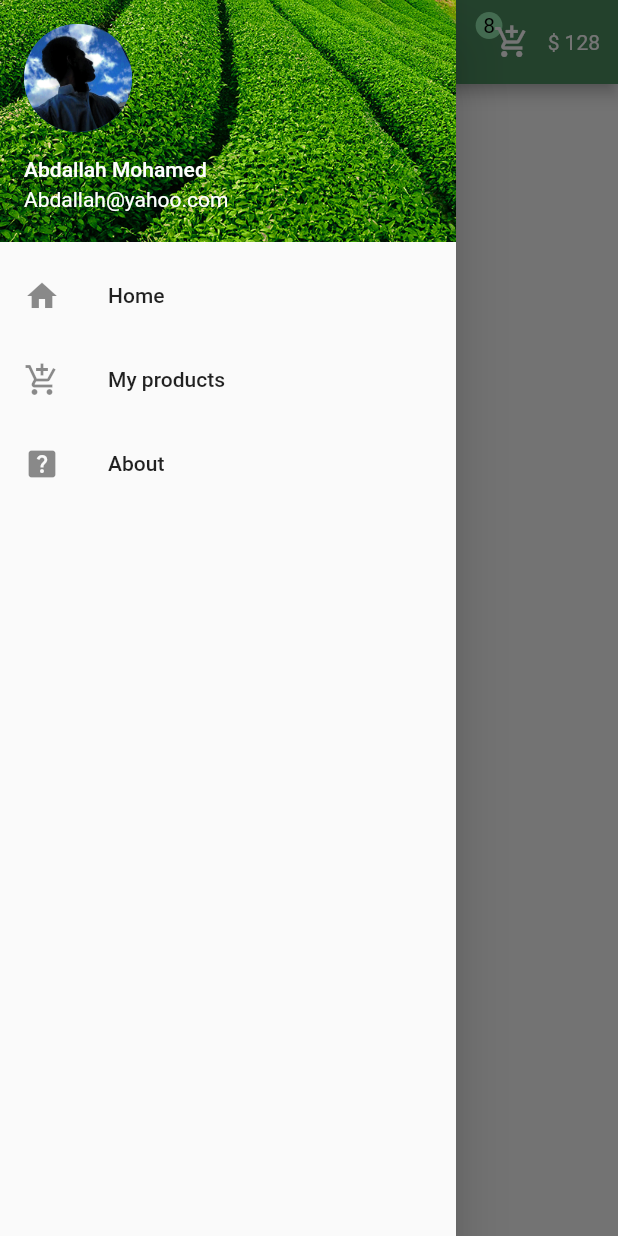
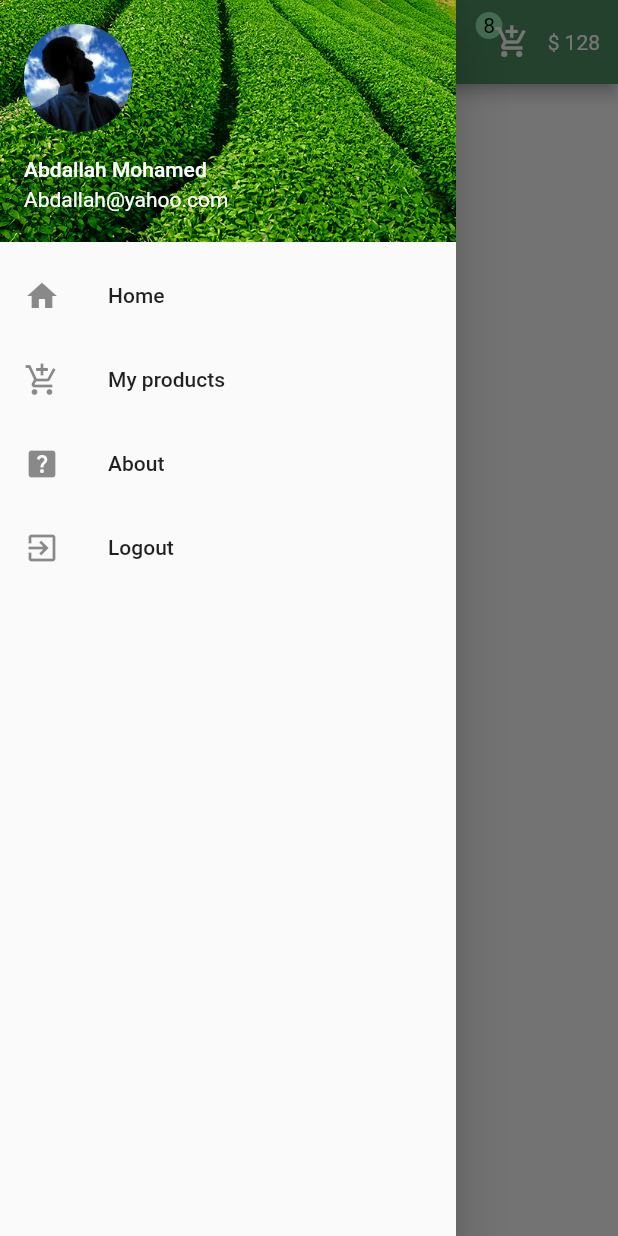
Before and after one commit to Abdallah-Mohamed-Abdallah-AbdulRazzaq/flower_app, a Flutter app: the screen it shows after launch, with the side drawer open, on a phone screen of 412 x 824 dp. Run offline on Flutter 3.47's test engine with Material 2 defaults, Android fonts, the phone set to English and light mode, and no system bars.

Commit message:
Add the third ListTile ( Logout )

```diff
--- a/lib/pages/home.dart
+++ b/lib/pages/home.dart
@@ -27,6 +27,7 @@ class Home extends StatelessWidget {
           ListTile(title: Text("Home"), leading: Icon(Icons.home), onTap: () {}),
           ListTile(title: Text("My products"),leading: Icon(Icons.add_shopping_cart),onTap: () {}),
           ListTile(title: Text("About"),leading: Icon(Icons.help_center),onTap: () {}),
+          ListTile(title: Text("Logout"),leading: Icon(Icons.exit_to_app),onTap: () {}),
         ],
       )),
       appBar: AppBar(
```
